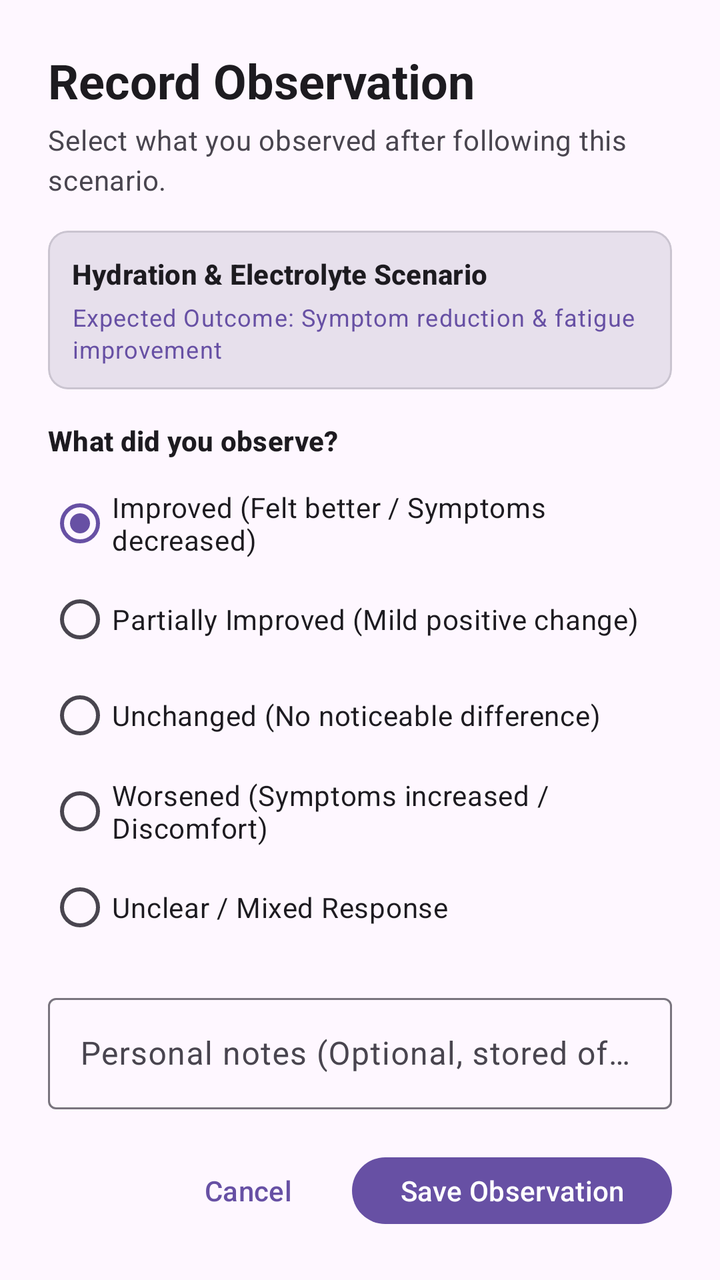
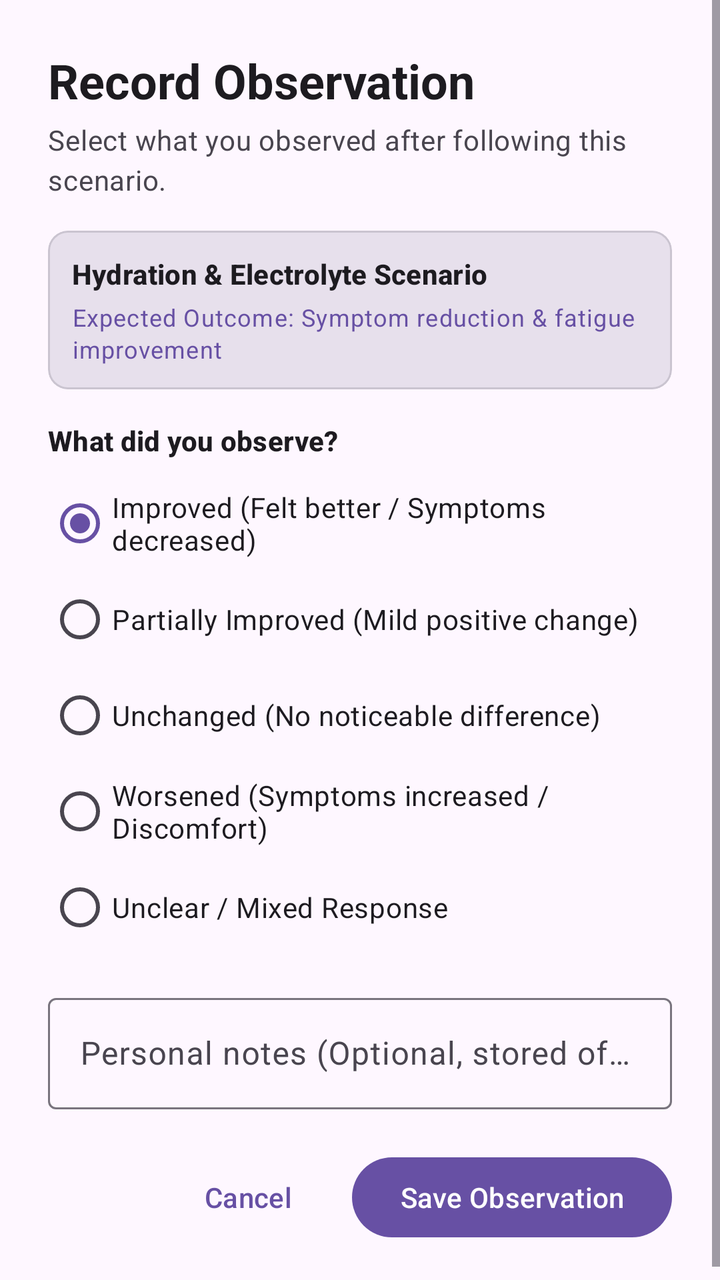

Before-and-after screenshots of an Android layout around one commit, followed by the original layout XML and the change that was made.
<!-- AndroidManifest.xml: application theme Theme.Medisense -->
<!-- res/layout/dialog_record_intervention_observation.xml -->
<?xml version="1.0" encoding="utf-8"?>
<LinearLayout
    xmlns:android="http://schemas.android.com/apk/res/android"
    xmlns:app="http://schemas.android.com/apk/res-auto"
    xmlns:tools="http://schemas.android.com/tools"
    android:layout_width="match_parent"
    android:layout_height="wrap_content"
    android:orientation="vertical"
    android:padding="24dp">

    
    <TextView
        android:id="@+id/tvDialogTitle"
        android:layout_width="match_parent"
        android:layout_height="wrap_content"
        android:text="Record Observation"
        android:textAppearance="?attr/textAppearanceHeadlineSmall"
        android:textStyle="bold" />

    <TextView
        android:id="@+id/tvDialogSubtitle"
        android:layout_width="match_parent"
        android:layout_height="wrap_content"
        android:layout_marginTop="4dp"
        android:text="Select what you observed after following this scenario."
        android:textAppearance="?attr/textAppearanceBodyMedium"
        android:textColor="?android:attr/textColorSecondary" />

    
    <com.google.android.material.card.MaterialCardView
        android:layout_width="match_parent"
        android:layout_height="wrap_content"
        android:layout_marginTop="16dp"
        app:cardElevation="0dp"
        app:cardCornerRadius="10dp"
        app:cardBackgroundColor="?attr/colorSurfaceVariant">

        <LinearLayout
            android:layout_width="match_parent"
            android:layout_height="wrap_content"
            android:orientation="vertical"
            android:padding="12dp">

            <TextView
                android:id="@+id/tvDialogScenarioName"
                android:layout_width="match_parent"
                android:layout_height="wrap_content"
                android:text="Hydration &amp; Electrolyte Scenario"
                android:textAppearance="?attr/textAppearanceTitleSmall"
                android:textStyle="bold" />

            <TextView
                android:id="@+id/tvDialogExpectedOutcome"
                android:layout_width="match_parent"
                android:layout_height="wrap_content"
                android:layout_marginTop="4dp"
                android:text="Expected Outcome: Symptom reduction &amp; fatigue improvement"
                android:textAppearance="?attr/textAppearanceBodySmall"
                android:textColor="?attr/colorPrimary" />

        </LinearLayout>

    </com.google.android.material.card.MaterialCardView>

    
    <TextView
        android:layout_width="match_parent"
        android:layout_height="wrap_content"
        android:layout_marginTop="16dp"
        android:text="What did you observe?"
        android:textAppearance="?attr/textAppearanceLabelLarge"
        android:textStyle="bold" />

    <RadioGroup
        android:id="@+id/rgObservedResponse"
        android:layout_width="match_parent"
        android:layout_height="wrap_content"
        android:layout_marginTop="8dp">

        <RadioButton
            android:id="@+id/rbImproved"
            android:layout_width="match_parent"
            android:layout_height="wrap_content"
            android:checked="true"
            android:text="Improved (Felt better / Symptoms decreased)" />

        <RadioButton
            android:id="@+id/rbPartiallyImproved"
            android:layout_width="match_parent"
            android:layout_height="wrap_content"
            android:text="Partially Improved (Mild positive change)" />

        <RadioButton
            android:id="@+id/rbUnchanged"
            android:layout_width="match_parent"
            android:layout_height="wrap_content"
            android:text="Unchanged (No noticeable difference)" />

        <RadioButton
            android:id="@+id/rbWorsened"
            android:layout_width="match_parent"
            android:layout_height="wrap_content"
            android:text="Worsened (Symptoms increased / Discomfort)" />

        <RadioButton
            android:id="@+id/rbUnclear"
            android:layout_width="match_parent"
            android:layout_height="wrap_content"
            android:text="Unclear / Mixed Response" />

    </RadioGroup>

    
    <com.google.android.material.textfield.TextInputLayout
        android:id="@+id/tilUserNotes"
        style="@style/Widget.Material3.TextInputLayout.OutlinedBox"
        android:layout_width="match_parent"
        android:layout_height="wrap_content"
        android:layout_marginTop="16dp"
        android:hint="Personal notes (Optional, stored offline only)">

        <com.google.android.material.textfield.TextInputEditText
            android:id="@+id/etUserNotes"
            android:layout_width="match_parent"
            android:layout_height="wrap_content"
            android:inputType="textMultiLine"
            android:maxLines="3" />

    </com.google.android.material.textfield.TextInputLayout>

    
    <LinearLayout
        android:layout_width="match_parent"
        android:layout_height="wrap_content"
        android:layout_marginTop="20dp"
        android:orientation="horizontal"
        android:gravity="end">

        <com.google.android.material.button.MaterialButton
            android:id="@+id/btnCancelDialog"
            style="@style/Widget.Material3.Button.TextButton"
            android:layout_width="wrap_content"
            android:layout_height="wrap_content"
            android:text="Cancel" />

        <com.google.android.material.button.MaterialButton
            android:id="@+id/btnSaveObservation"
            android:layout_width="wrap_content"
            android:layout_height="wrap_content"
            android:layout_marginStart="8dp"
            android:text="Save Observation" />

    </LinearLayout>

</LinearLayout>
<!-- resources referenced by this layout -->
<resources>
  <style name="Theme.Medisense" parent="Theme.Material3.DayNight.NoActionBar">
          
          
      </style>
</resources>

<!-- the commit's change to res/layout/dialog_record_intervention_observation.xml (unified diff, before → after) -->
@@ -1,155 +1,162 @@
 <?xml version="1.0" encoding="utf-8"?>
-<LinearLayout
+<ScrollView
     xmlns:android="http://schemas.android.com/apk/res/android"
     xmlns:app="http://schemas.android.com/apk/res-auto"
     xmlns:tools="http://schemas.android.com/tools"
     android:layout_width="match_parent"
     android:layout_height="wrap_content"
-    android:orientation="vertical"
-    android:padding="24dp">
+    android:fillViewport="true">
 
-    
-    <TextView
-        android:id="@+id/tvDialogTitle"
+    <LinearLayout
         android:layout_width="match_parent"
         android:layout_height="wrap_content"
-        android:text="Record Observation"
-        android:textAppearance="?attr/textAppearanceHeadlineSmall"
-        android:textStyle="bold" />
+        android:orientation="vertical"
+        android:padding="24dp">
 
-    <TextView
-        android:id="@+id/tvDialogSubtitle"
-        android:layout_width="match_parent"
-        android:layout_height="wrap_content"
-        android:layout_marginTop="4dp"
-        android:text="Select what you observed after following this scenario."
-        android:textAppearance="?attr/textAppearanceBodyMedium"
-        android:textColor="?android:attr/textColorSecondary" />
+        
+        <TextView
+            android:id="@+id/tvDialogTitle"
+            android:layout_width="match_parent"
+            android:layout_height="wrap_content"
+            android:text="Record Observation"
+            android:textAppearance="?attr/textAppearanceHeadlineSmall"
+            android:textStyle="bold" />
 
-    
-    <com.google.android.material.card.MaterialCardView
-        android:layout_width="match_parent"
-        android:layout_height="wrap_content"
-        android:layout_marginTop="16dp"
-        app:cardElevation="0dp"
-        app:cardCornerRadius="10dp"
-        app:cardBackgroundColor="?attr/colorSurfaceVariant">
+        <TextView
+            android:id="@+id/tvDialogSubtitle"
+            android:layout_width="match_parent"
+            android:layout_height="wrap_content"
+            android:layout_marginTop="4dp"
+            android:text="Select what you observed after following this scenario."
+            android:textAppearance="?attr/textAppearanceBodyMedium"
+            android:textColor="?android:attr/textColorSecondary" />
 
+        
+        <com.google.android.material.card.MaterialCardView
+            android:layout_width="match_parent"
+            android:layout_height="wrap_content"
+            android:layout_marginTop="16dp"
+            app:cardElevation="0dp"
+            app:cardCornerRadius="10dp"
+            app:cardBackgroundColor="?attr/colorSurfaceVariant">
+
+            <LinearLayout
+                android:layout_width="match_parent"
+                android:layout_height="wrap_content"
+                android:orientation="vertical"
+                android:padding="12dp">
+
+                <TextView
+                    android:id="@+id/tvDialogScenarioName"
+                    android:layout_width="match_parent"
+                    android:layout_height="wrap_content"
+                    android:text="Hydration &amp; Electrolyte Scenario"
+                    android:textAppearance="?attr/textAppearanceTitleSmall"
+                    android:textStyle="bold" />
+
+                <TextView
+                    android:id="@+id/tvDialogExpectedOutcome"
+                    android:layout_width="match_parent"
+                    android:layout_height="wrap_content"
+                    android:layout_marginTop="4dp"
+                    android:text="Expected Outcome: Symptom reduction &amp; fatigue improvement"
+                    android:textAppearance="?attr/textAppearanceBodySmall"
+                    android:textColor="?attr/colorPrimary" />
+
+            </LinearLayout>
+
+        </com.google.android.material.card.MaterialCardView>
+
+        
+        <TextView
+            android:layout_width="match_parent"
+            android:layout_height="wrap_content"
+            android:layout_marginTop="16dp"
+            android:text="What did you observe?"
+            android:textAppearance="?attr/textAppearanceLabelLarge"
+            android:textStyle="bold" />
+
+        <RadioGroup
+            android:id="@+id/rgObservedResponse"
+            android:layout_width="match_parent"
+            android:layout_height="wrap_content"
+            android:layout_marginTop="8dp">
+
+            <RadioButton
+                android:id="@+id/rbImproved"
+                android:layout_width="match_parent"
+                android:layout_height="wrap_content"
+                android:checked="true"
+                android:text="Improved (Felt better / Symptoms decreased)" />
+
+            <RadioButton
+                android:id="@+id/rbPartiallyImproved"
+                android:layout_width="match_parent"
+                android:layout_height="wrap_content"
+                android:text="Partially Improved (Mild positive change)" />
+
+            <RadioButton
+                android:id="@+id/rbUnchanged"
+                android:layout_width="match_parent"
+                android:layout_height="wrap_content"
+                android:text="Unchanged (No noticeable difference)" />
+
+            <RadioButton
+                android:id="@+id/rbWorsened"
+                android:layout_width="match_parent"
+                android:layout_height="wrap_content"
+                android:text="Worsened (Symptoms increased / Discomfort)" />
+
+            <RadioButton
+                android:id="@+id/rbUnclear"
+                android:layout_width="match_parent"
+                android:layout_height="wrap_content"
+                android:text="Unclear / Mixed Response" />
+
+        </RadioGroup>
+
+        
+        <com.google.android.material.textfield.TextInputLayout
+            android:id="@+id/tilUserNotes"
+            style="@style/Widget.Material3.TextInputLayout.OutlinedBox"
+            android:layout_width="match_parent"
+            android:layout_height="wrap_content"
+            android:layout_marginTop="16dp"
+            android:hint="Personal notes (Optional, stored offline only)">
+
+            <com.google.android.material.textfield.TextInputEditText
+                android:id="@+id/etUserNotes"
+                android:layout_width="match_parent"
+                android:layout_height="wrap_content"
+                android:inputType="textMultiLine"
+                android:maxLines="3" />
+
+        </com.google.android.material.textfield.TextInputLayout>
+
+        
         <LinearLayout
             android:layout_width="match_parent"
             android:layout_height="wrap_content"
-            android:orientation="vertical"
-            android:padding="12dp">
+            android:layout_marginTop="20dp"
+            android:orientation="horizontal"
+            android:gravity="end">
 
-            <TextView
-                android:id="@+id/tvDialogScenarioName"
-                android:layout_width="match_parent"
+            <com.google.android.material.button.MaterialButton
+                android:id="@+id/btnCancelDialog"
+                style="@style/Widget.Material3.Button.TextButton"
+                android:layout_width="wrap_content"
                 android:layout_height="wrap_content"
-                android:text="Hydration &amp; Electrolyte Scenario"
-                android:textAppearance="?attr/textAppearanceTitleSmall"
-                android:textStyle="bold" />
+                android:text="Cancel" />
 
-            <TextView
-                android:id="@+id/tvDialogExpectedOutcome"
-                android:layout_width="match_parent"
+            <com.google.android.material.button.MaterialButton
+                android:id="@+id/btnSaveObservation"
+                android:layout_width="wrap_content"
                 android:layout_height="wrap_content"
-                android:layout_marginTop="4dp"
-                android:text="Expected Outcome: Symptom reduction &amp; fatigue improvement"
-                android:textAppearance="?attr/textAppearanceBodySmall"
-                android:textColor="?attr/colorPrimary" />
+                android:layout_marginStart="8dp"
+                android:text="Save Observation" />
 
         </LinearLayout>
 
-    </com.google.android.material.card.MaterialCardView>
-
-    
-    <TextView
-        android:layout_width="match_parent"
-        android:layout_height="wrap_content"
-        android:layout_marginTop="16dp"
-        android:text="What did you observe?"
-        android:textAppearance="?attr/textAppearanceLabelLarge"
-        android:textStyle="bold" />
-
-    <RadioGroup
-        android:id="@+id/rgObservedResponse"
-        android:layout_width="match_parent"
-        android:layout_height="wrap_content"
-        android:layout_marginTop="8dp">
-
-        <RadioButton
-            android:id="@+id/rbImproved"
-            android:layout_width="match_parent"
-            android:layout_height="wrap_content"
-            android:checked="true"
-            android:text="Improved (Felt better / Symptoms decreased)" />
-
-        <RadioButton
-            android:id="@+id/rbPartiallyImproved"
-            android:layout_width="match_parent"
-            android:layout_height="wrap_content"
-            android:text="Partially Improved (Mild positive change)" />
-
-        <RadioButton
-            android:id="@+id/rbUnchanged"
-            android:layout_width="match_parent"
-            android:layout_height="wrap_content"
-            android:text="Unchanged (No noticeable difference)" />
-
-        <RadioButton
-            android:id="@+id/rbWorsened"
-            android:layout_width="match_parent"
-            android:layout_height="wrap_content"
-            android:text="Worsened (Symptoms increased / Discomfort)" />
-
-        <RadioButton
-            android:id="@+id/rbUnclear"
-            android:layout_width="match_parent"
-            android:layout_height="wrap_content"
-            android:text="Unclear / Mixed Response" />
-
-    </RadioGroup>
-
-    
-    <com.google.android.material.textfield.TextInputLayout
-        android:id="@+id/tilUserNotes"
-        style="@style/Widget.Material3.TextInputLayout.OutlinedBox"
-        android:layout_width="match_parent"
-        android:layout_height="wrap_content"
-        android:layout_marginTop="16dp"
-        android:hint="Personal notes (Optional, stored offline only)">
-
-        <com.google.android.material.textfield.TextInputEditText
-            android:id="@+id/etUserNotes"
-            android:layout_width="match_parent"
-            android:layout_height="wrap_content"
-            android:inputType="textMultiLine"
-            android:maxLines="3" />
-
-    </com.google.android.material.textfield.TextInputLayout>
-
-    
-    <LinearLayout
-        android:layout_width="match_parent"
-        android:layout_height="wrap_content"
-        android:layout_marginTop="20dp"
-        android:orientation="horizontal"
-        android:gravity="end">
-
-        <com.google.android.material.button.MaterialButton
-            android:id="@+id/btnCancelDialog"
-            style="@style/Widget.Material3.Button.TextButton"
-            android:layout_width="wrap_content"
-            android:layout_height="wrap_content"
-            android:text="Cancel" />
-
-        <com.google.android.material.button.MaterialButton
-            android:id="@+id/btnSaveObservation"
-            android:layout_width="wrap_content"
-            android:layout_height="wrap_content"
-            android:layout_marginStart="8dp"
-            android:text="Save Observation" />
-
     </LinearLayout>
 
-</LinearLayout>
+</ScrollView>
